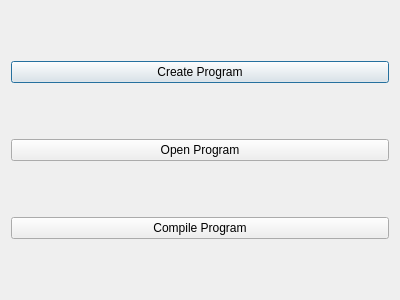
Old version of the form UI/comp3004/manageprogram.ui in the repository R2333333/SCAPES.
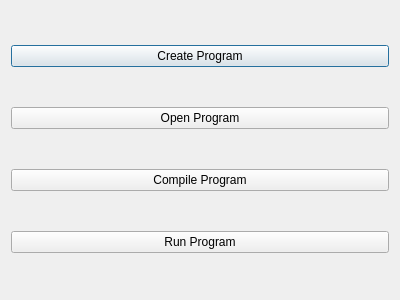
New version of the form.

Commit message: run function in program

Patch:
```diff
--- a/UI/comp3004/manageprogram.ui
+++ b/UI/comp3004/manageprogram.ui
@@ -35,6 +35,13 @@
      </property>
     </widget>
    </item>
+   <item>
+    <widget class="QPushButton" name="pushButton">
+     <property name="text">
+      <string>Run Program</string>
+     </property>
+    </widget>
+   </item>
   </layout>
  </widget>
  <resources/>
```
The commit also changes 13 other files.
